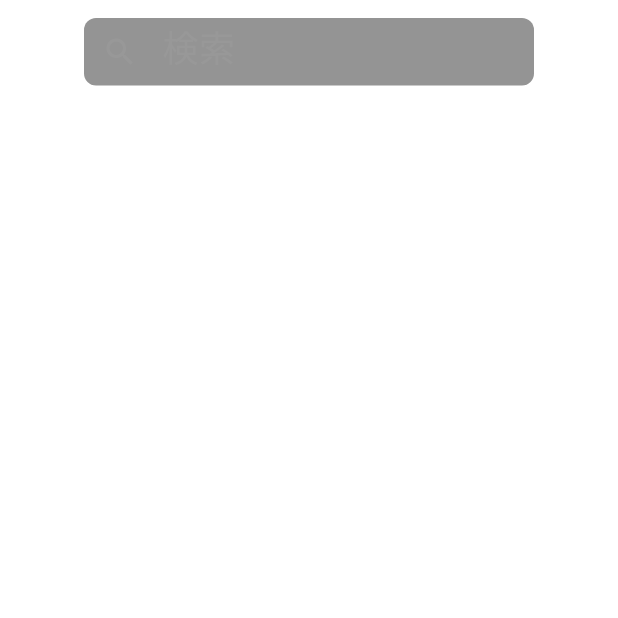
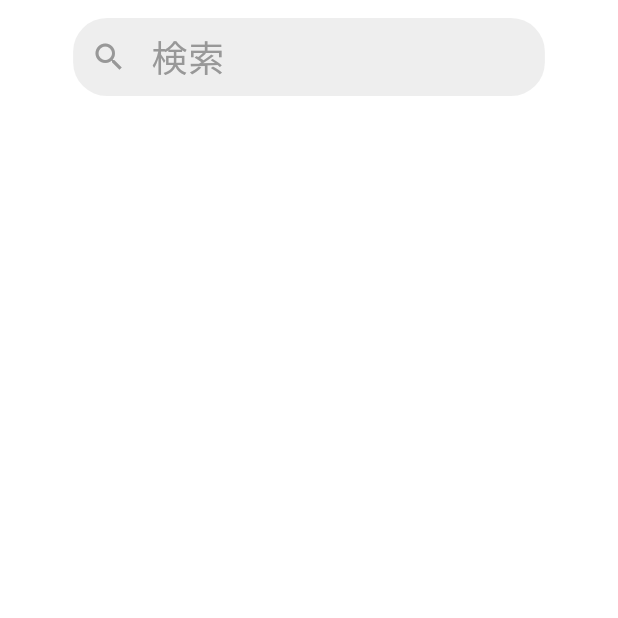
Before and after one commit to KIwata215/Glossy_front, a Flutter app: the ShoppingScreen screen opened directly, on a phone screen of 412 x 824 dp, the top half of it. Run offline on Flutter 3.47's test engine with Material 3 defaults, Android fonts, the phone set to English and light mode, and no system bars; our stand-ins replace flutter_screenutil.

Commit message:
update.検索バーのデザインなどの修正

```diff
--- a/glossy/lib/component/SearchBar.dart
+++ b/glossy/lib/component/SearchBar.dart
@@ -1,4 +1,5 @@
 import 'package:flutter/material.dart';
+import 'package:flutter_screenutil/flutter_screenutil.dart';
 
 class SearchBar extends StatelessWidget {
   final TextEditingController? controller;
@@ -15,11 +16,11 @@ class SearchBar extends StatelessWidget {
   @override
   Widget build(BuildContext context) {
     return Container(
-      width: 300,
-      height: 45,
+      width: 300.w,
+
       decoration: BoxDecoration(
-        color: const Color(0xFF949494),
-        borderRadius: BorderRadius.circular(8.0),
+        color: const Color(0xFFEEEEEE), // 色をさらに薄く
+        borderRadius: BorderRadius.circular(22.5), // 丸みを最大に
       ),
       alignment: Alignment.center,
       child: TextField(
@@ -27,9 +28,9 @@ class SearchBar extends StatelessWidget {
         onChanged: onChanged,
         style: const TextStyle(
           fontSize: 24,
-          color: Color(0xFF989898),
+          color: Color(0xFF333333), // 入力文字を見やすい濃いグレーに
         ),
-        cursorColor: const Color(0xFF989898),
+        cursorColor: const Color(0xFF333333),
         decoration: InputDecoration(
           contentPadding: const EdgeInsets.symmetric(vertical: 8.0),
           isCollapsed: true,
```
